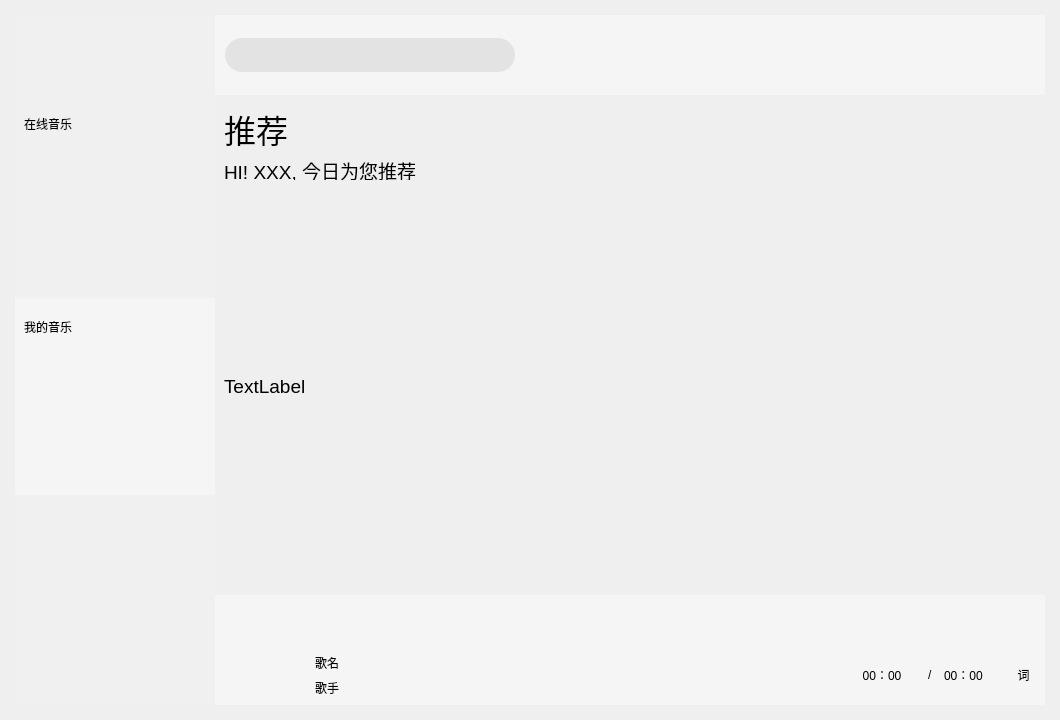
guqiaokkk/KuGouMusic, file KuGou/kugoumusic.ui: the form before one commit.
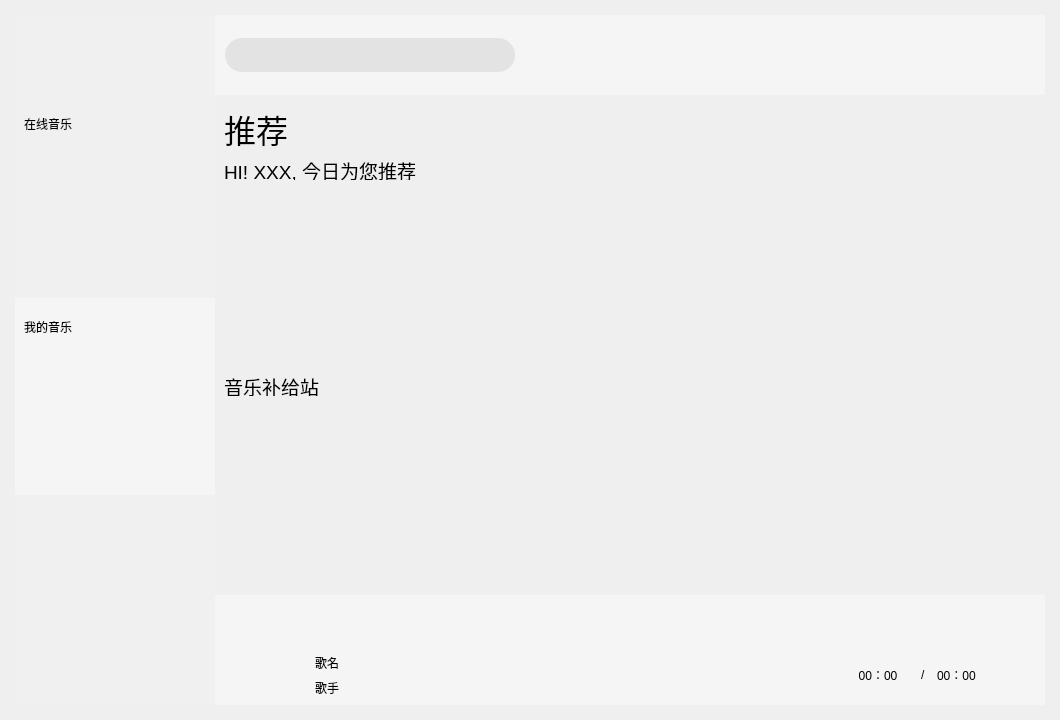
The form after the commit. The open tabs and pages were chosen to show the change. Icons and pictures are not drawn. Custom widgets are drawn as their Qt base class.

Diff of the .ui file:
```diff
--- a/KuGou/kugoumusic.ui
+++ b/KuGou/kugoumusic.ui
@@ -579,7 +579,17 @@
                  </rect>
                 </property>
                 <property name="styleSheet">
-                 <string notr="true">border: none;</string>
+                 <string notr="true">QScrollArea { border: none; }
+QScrollBar:vertical {
+border:none;
+width: 10px;
+background-color:#F0F0F0;margin: 0px0px0px0px;
+}
+QScrollBar::handle:vertical {
+width:10px;
+background-color:#E3E3E3;border-radius:5px;
+min-height: 20px;
+}</string>
                 </property>
                 <property name="widgetResizable">
                  <bool>true</bool>
@@ -593,6 +603,9 @@
                    <height>500</height>
                   </rect>
                  </property>
+                 <property name="styleSheet">
+                  <string notr="true"/>
+                 </property>
                  <layout class="QVBoxLayout" name="verticalLayout">
                   <item>
                    <widget class="QLabel" name="recText">
@@ -668,7 +681,7 @@
                      </font>
                     </property>
                     <property name="text">
-                     <string>TextLabel</string>
+                     <string>音乐补给站</string>
                     </property>
                    </widget>
                   </item>
@@ -987,6 +1000,9 @@
                   <string notr="true"/>
                  </property>
                  <layout class="QHBoxLayout" name="horizontalLayout_9">
+                  <property name="rightMargin">
+                   <number>20</number>
+                  </property>
                   <item>
                    <widget class="QLabel" name="labelNull">
                     <property name="text">
@@ -1038,18 +1054,19 @@
                     <property name="styleSheet">
                      <string notr="true">#lrcWord
 {
-	border: none;
-	background-repeat: no-repeat;
-	background-position: center center;
-	padding-right : 15px;
+ border:none;
+ background-image:url(:/Image/lrclines.png);
+ background-repeat:no-repeat;
+ background-position: center center;
+
 }
-QPushButton:hover
+#lrcWord:hover
 {
 	background-color: rgba(220,220,220,0.5);
 }</string>
                     </property>
                     <property name="text">
-                     <string>词</string>
+                     <string/>
                     </property>
                    </widget>
                   </item>
```
Left out of the diff: 4 changed lines with no effect on the pictures.
